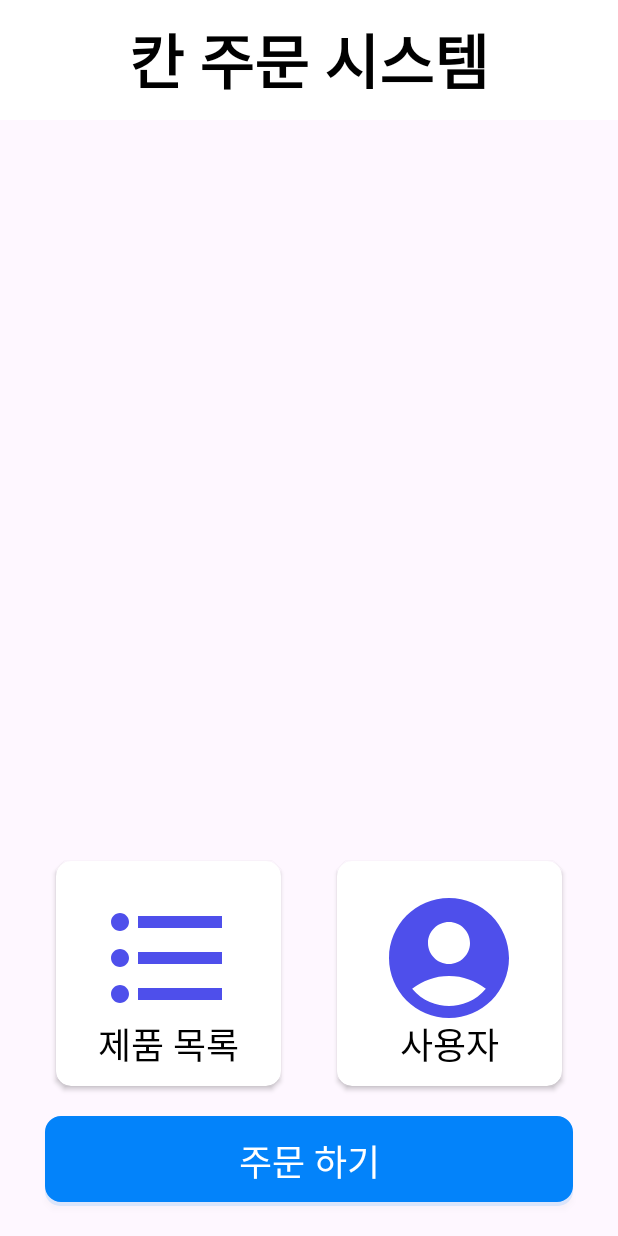
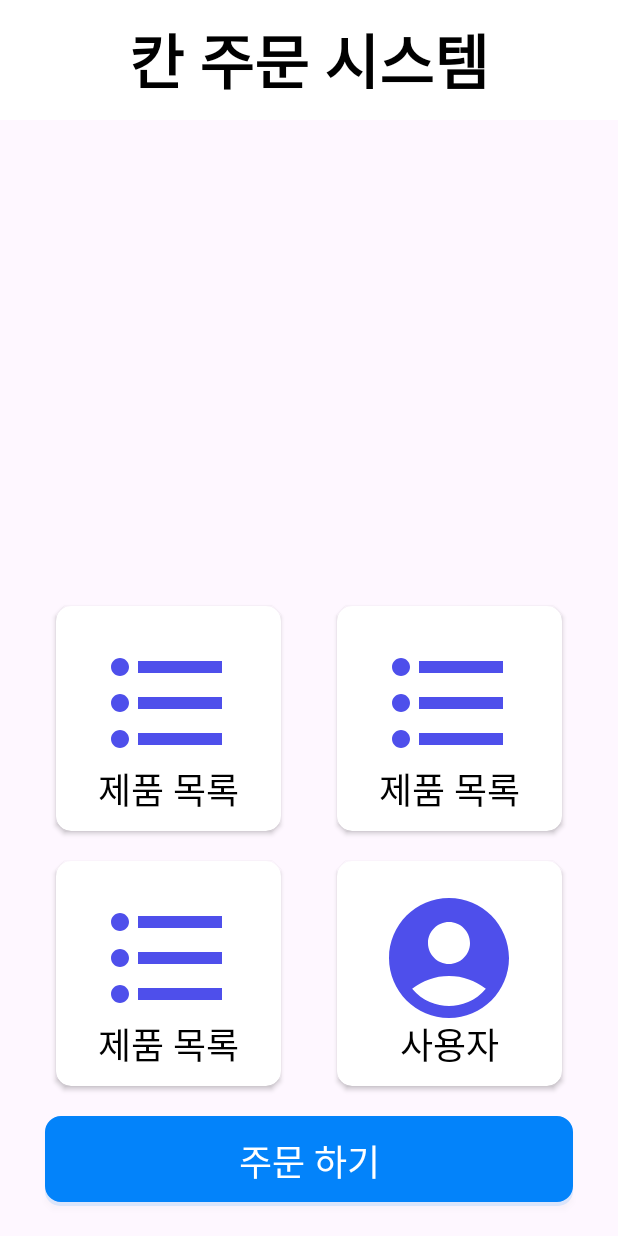
Before and after one commit to lsg1024/GemCode, an Android app: the screen it shows after launch (MainActivity), on a phone screen of 412 x 824 dp. Run offline under Robolectric (Android 15) with nearby library versions, the phone set to English and light mode, and no system bars.

```diff
--- /dev/null
+++ b/app/src/main/java/com/example/gemcode/dto/FactoryAndStore.kt
@@ -0,0 +1,5 @@
+package com.example.gemcode.dto
+
+data class FactoryAndStore(
+    val name : String
+)
--- a/app/src/main/res/layout/fragment_main.xml
+++ b/app/src/main/res/layout/fragment_main.xml
@@ -8,6 +8,7 @@
     tools:context=".view.MainFragment">
 
     <TextView
+        android:id="@+id/textView6"
         android:layout_width="match_parent"
         android:layout_height="80dp"
         android:background="@color/white"
@@ -20,8 +21,65 @@
         app:layout_constraintStart_toStartOf="parent"
         app:layout_constraintTop_toTopOf="parent" />
 
+
     <androidx.cardview.widget.CardView
-        android:id="@+id/cardView"
+        android:id="@+id/product2_cardView"
+        android:layout_width="150dp"
+        android:layout_height="150dp"
+        android:layout_marginBottom="20dp"
+        app:cardCornerRadius="10dp"
+        app:layout_constraintBottom_toTopOf="@+id/product_cardView"
+        app:layout_constraintEnd_toEndOf="@+id/product_cardView"
+        app:layout_constraintStart_toStartOf="@+id/product_cardView">
+
+        <ImageView
+            android:layout_width="wrap_content"
+            android:layout_height="wrap_content"
+            android:layout_gravity="center"
+            android:layout_marginBottom="10dp"
+            android:src="@drawable/baseline_format_list_bulleted" />
+
+        <TextView
+            android:layout_width="wrap_content"
+            android:layout_height="wrap_content"
+            android:layout_gravity="bottom|center"
+            android:layout_marginBottom="10dp"
+            android:text="제품 목록"
+            android:textColor="@color/black"
+            android:textSize="24dp" />
+
+    </androidx.cardview.widget.CardView>
+
+    <androidx.cardview.widget.CardView
+        android:id="@+id/product_cardView2"
+        android:layout_width="150dp"
+        android:layout_height="150dp"
+        android:layout_marginBottom="20dp"
+        app:cardCornerRadius="10dp"
+        app:layout_constraintBottom_toTopOf="@+id/cardView2"
+        app:layout_constraintEnd_toEndOf="@+id/cardView2"
+        app:layout_constraintStart_toStartOf="@+id/cardView2">
+
+        <ImageView
+            android:layout_width="wrap_content"
+            android:layout_height="wrap_content"
+            android:layout_gravity="center"
+            android:layout_marginBottom="10dp"
+            android:src="@drawable/baseline_format_list_bulleted" />
+
+        <TextView
+            android:layout_width="wrap_content"
+            android:layout_height="wrap_content"
+            android:layout_gravity="bottom|center"
+            android:layout_marginBottom="10dp"
+            android:text="제품 목록"
+            android:textColor="@color/black"
+            android:textSize="24dp" />
+
+    </androidx.cardview.widget.CardView>
+
+    <androidx.cardview.widget.CardView
+        android:id="@+id/product_cardView"
         android:layout_width="150dp"
         android:layout_height="150dp"
         app:cardCornerRadius="10dp"
@@ -56,7 +114,7 @@
         android:layout_marginBottom="20dp"
         app:layout_constraintBottom_toTopOf="@+id/order_orderBtn"
         app:layout_constraintEnd_toEndOf="parent"
-        app:layout_constraintStart_toEndOf="@+id/cardView" >
+        app:layout_constraintStart_toEndOf="@+id/product_cardView" >
 
         <ImageView
             android:layout_width="wrap_content"
--- a/app/src/main/res/layout/fragment_order_account.xml
+++ b/app/src/main/res/layout/fragment_order_account.xml
@@ -37,7 +37,7 @@
                 android:layout_margin="10dp"
                 android:drawableEnd="@drawable/baseline_search_48"
                 android:paddingStart="20dp"
-                android:text="검색창"
+                android:hint="검색창"
                 app:layout_constraintStart_toStartOf="parent"
                 app:layout_constraintTop_toTopOf="parent" />
 
--- a/app/src/main/res/navigation/nav_graph.xml
+++ b/app/src/main/res/navigation/nav_graph.xml
@@ -18,10 +18,18 @@
         android:id="@+id/orderFragment"
         android:name="com.example.gemcode.view.order.OrderFragment"
         android:label="fragment_order"
-        tools:layout="@layout/fragment_order" />
+        tools:layout="@layout/fragment_order" >
+        <action
+            android:id="@+id/action_orderFragment_to_orderAccountFragment"
+            app:destination="@id/orderAccountFragment" />
+    </fragment>
     <fragment
         android:id="@+id/orderAccountFragment"
         android:name="com.example.gemcode.view.order.OrderAccountFragment"
         android:label="fragment_order_account"
-        tools:layout="@layout/fragment_order_account" />
+        tools:layout="@layout/fragment_order_account" >
+        <action
+            android:id="@+id/action_orderAccountFragment_to_orderFragment"
+            app:destination="@id/orderFragment" />
+    </fragment>
 </navigation>
--- a/app/src/main/res/values/strings.xml
+++ b/app/src/main/res/values/strings.xml
@@ -1,4 +1,6 @@
 <resources>
     <string name="app_name">GemCode</string>
     <string name="order">주문하기</string>
+    <!-- TODO: Remove or change this placeholder text -->
+    <string name="hello_blank_fragment">Hello blank fragment</string>
 </resources>
```
Also changed, not shown: app/src/main/java/com/example/gemcode/adapter/StoreAdapter.kt (added, +43 -0 lines), app/src/main/java/com/example/gemcode/repository/StoreRepository.kt (added, +13 -0 lines), app/src/main/java/com/example/gemcode/view/order/OrderAccountFragment.kt (+30 -0 lines), app/src/main/java/com/example/gemcode/view/order/OrderFragment.kt (+37 -29 lines), app/src/main/java/com/example/gemcode/viewmodel/OrderAccountViewModel.kt (+11 -3 lines), app/src/main/res/layout/factory_name_item.xml (added, +13 -0 lines), app/src/main/res/layout/fragment_order.xml (+5 -2 lines).
